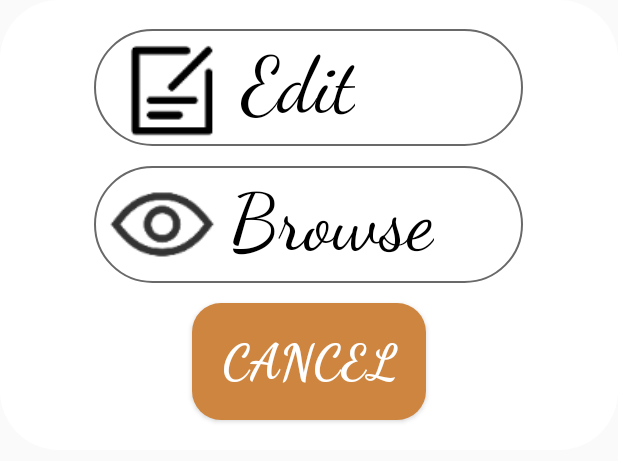
After one commit to yongyanLin/DogFinder, an Android app: the layout popup_post_window.xml on its own in the app's theme, with its tools: preview values and no code run, on a phone screen of 412 x 824 dp. The commit adds this screen. Shown: the top 461 px of the screen. Run offline under Robolectric (Android 15) with nearby library versions, the phone set to English and light mode, and no system bars.

Commit message:
update post record

```diff
--- a/app/src/main/java/com/example/dogfinder/Activity/EditFormActivity.java
+++ b/app/src/main/java/com/example/dogfinder/Activity/EditFormActivity.java
@@ -88,7 +88,7 @@ public class EditFormActivity extends BaseActivity {
         back_btn.setOnClickListener(new View.OnClickListener() {
             @Override
             public void onClick(View v) {
-                navigate(IndexActivity.class);
+                navigate(ProfileActivity.class);
                 finish();
             }
         });
--- a/app/src/main/res/layout/activity_post_list.xml
+++ b/app/src/main/res/layout/activity_post_list.xml
@@ -6,6 +6,7 @@
     android:layout_height="match_parent"
     android:orientation="vertical"
     android:background="@color/postBackground"
+    android:id="@+id/postList"
     tools:context=".Activity.PostListActivity">
     <Button
         android:layout_width="@dimen/_40sdp"
--- /dev/null
+++ b/app/src/main/res/layout/popup_post_window.xml
@@ -0,0 +1,77 @@
+<?xml version="1.0" encoding="utf-8"?>
+<LinearLayout xmlns:android="http://schemas.android.com/apk/res/android"
+    android:layout_width="match_parent"
+    android:layout_height="@dimen/dimen_300dp"
+    android:background="@drawable/popup"
+    android:orientation="vertical"
+    android:id="@+id/pop_post_layout">
+    <LinearLayout
+        android:layout_marginTop="@dimen/_15sdp"
+        android:clickable="true"
+        android:id="@+id/edit_btn"
+        android:layout_width="@dimen/_220sdp"
+        android:layout_height="wrap_content"
+        android:orientation="horizontal"
+        android:layout_gravity="center"
+        android:background="@drawable/popup_btn"
+        android:layout_marginBottom="@dimen/_10sdp">
+        <ImageView
+            android:layout_marginLeft="@dimen/_10sdp"
+            android:layout_width="@dimen/_60sdp"
+            android:layout_height="@dimen/_60sdp"
+            android:background="@mipmap/edit">
+        </ImageView>
+        <TextView
+            android:layout_marginRight="@dimen/_5sdp"
+            android:layout_marginLeft="@dimen/_5sdp"
+            android:layout_marginTop="@dimen/_5sdp"
+            android:layout_width="wrap_content"
+            android:layout_height="wrap_content"
+            android:text="@string/edit"
+            android:textColor="@color/black"
+            android:fontFamily="cursive"
+            android:textSize="@dimen/_40ssp"
+            android:gravity="center">
+        </TextView>
+    </LinearLayout>
+    <LinearLayout
+        android:clickable="true"
+        android:layout_width="@dimen/_220sdp"
+        android:id="@+id/browse_btn"
+        android:layout_height="wrap_content"
+        android:orientation="horizontal"
+        android:layout_gravity="center"
+        android:background="@drawable/popup_btn">
+        <ImageView
+            android:layout_marginLeft="@dimen/_5sdp"
+            android:layout_width="@dimen/_60sdp"
+            android:layout_height="@dimen/_60sdp"
+            android:background="@mipmap/browse">
+        </ImageView>
+        <TextView
+            android:layout_marginRight="@dimen/_5sdp"
+            android:layout_marginLeft="@dimen/_5sdp"
+            android:layout_marginTop="@dimen/_5sdp"
+            android:layout_width="wrap_content"
+            android:layout_height="wrap_content"
+            android:text="@string/browse"
+            android:textColor="@color/black"
+            android:fontFamily="cursive"
+            android:textSize="@dimen/_40ssp"
+            android:gravity="center">
+        </TextView>
+    </LinearLayout>
+    <Button
+        android:id="@+id/cancel"
+        android:layout_width="@dimen/_120sdp"
+        android:layout_height="@dimen/_60sdp"
+        android:background="@drawable/register_btn"
+        android:text="@string/cancel"
+        android:fontFamily="cursive"
+        android:textSize="@dimen/_25ssp"
+        android:textStyle="bold"
+        android:textColor="@color/white"
+        android:layout_gravity="center"
+        android:layout_marginTop="@dimen/_10sdp">
+    </Button>
+</LinearLayout>
--- a/app/src/main/res/values/strings.xml
+++ b/app/src/main/res/values/strings.xml
@@ -1,6 +1,7 @@
 <resources>
     <string name="app_name">Dog Finder</string>
     <string name="username">Username</string>
+    <string name="browse">Browse</string>
     <string name="email">Email</string>
     <string name="editTitle">Edit your post</string>
     <string name="edit">Edit</string>
@@ -63,7 +64,7 @@
     <string name="commentTitle">View all comments</string>
     <string name="Characteristics">Characteristics</string>
     <string name="description_title">Description</string>
-    <string name="postList">Posting history</string>
+    <string name="postList">Posting record</string>
     <string name="postTitle">MY POSTS</string>
     <string name="collectionTitle">Favorites</string>
     <string name="Stray">Stray Dog</string>
```
Also changed, not shown: app/src/main/java/com/example/dogfinder/Activity/AccountActivity.java (+5 -13 lines), app/src/main/java/com/example/dogfinder/Activity/PostListActivity.java (+36 -10 lines), app/src/main/java/com/example/dogfinder/Utils/postPopUpUtil.java (added, +77 -0 lines), app/src/main/res/mipmap-xxxhdpi/browse.png (added), app/src/main/res/mipmap-xxxhdpi/edit.png (added).
